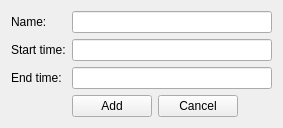
Wolframe/qtClient, file qt/apps/tutorial/forms/activity_add.ui: the form before one commit.
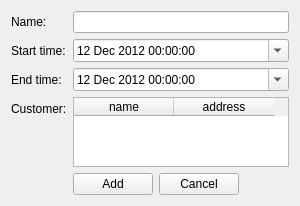
The form after the commit.

The edit to the form file:
```diff
--- a/qt/apps/tutorial/forms/activity_add.ui
+++ b/qt/apps/tutorial/forms/activity_add.ui
@@ -6,8 +6,8 @@
    <rect>
     <x>0</x>
     <y>0</y>
-    <width>283</width>
-    <height>125</height>
+    <width>300</width>
+    <height>189</height>
    </rect>
   </property>
   <property name="windowTitle">
@@ -44,10 +44,7 @@
      </property>
     </widget>
    </item>
-   <item row="1" column="1">
-    <widget class="QLineEdit" name="starttime"/>
-   </item>
-   <item row="3" column="1">
+   <item row="4" column="1">
     <layout class="QHBoxLayout" name="horizontalLayout">
      <item>
       <widget class="QPushButton" name="pushButton">
@@ -93,9 +90,6 @@
      </item>
     </layout>
    </item>
-   <item row="2" column="1">
-    <widget class="QLineEdit" name="endtime"/>
-   </item>
    <item row="2" column="0">
     <widget class="QLabel" name="label_endtime">
      <property name="text">
@@ -106,6 +100,73 @@
      </property>
     </widget>
    </item>
+   <item row="1" column="1">
+    <widget class="QDateTimeEdit" name="starttime">
+     <property name="dateTime">
+      <datetime>
+       <hour>0</hour>
+       <minute>0</minute>
+       <second>0</second>
+       <year>2012</year>
+       <month>12</month>
+       <day>12</day>
+      </datetime>
+     </property>
+     <property name="calendarPopup">
+      <bool>true</bool>
+     </property>
+    </widget>
+   </item>
+   <item row="2" column="1">
+    <widget class="QDateTimeEdit" name="endtime">
+     <property name="dateTime">
+      <datetime>
+       <hour>0</hour>
+       <minute>0</minute>
+       <second>0</second>
+       <year>2012</year>
+       <month>12</month>
+       <day>12</day>
+      </datetime>
+     </property>
+     <property name="calendarPopup">
+      <bool>true</bool>
+     </property>
+    </widget>
+   </item>
+   <item row="3" column="1">
+    <widget class="QTableWidget" name="customer">
+     <property name="selectionMode">
+      <enum>QAbstractItemView::SingleSelection</enum>
+     </property>
+     <property name="selectionBehavior">
+      <enum>QAbstractItemView::SelectRows</enum>
+     </property>
+     <property name="doctype" stdset="0">
+      <string>CustomerList</string>
+     </property>
+     <property name="rootelement" stdset="0">
+      <string>customer</string>
+     </property>
+     <column>
+      <property name="text">
+       <string>name</string>
+      </property>
+     </column>
+     <column>
+      <property name="text">
+       <string>address</string>
+      </property>
+     </column>
+    </widget>
+   </item>
+   <item row="3" column="0">
+    <widget class="QLabel" name="label">
+     <property name="text">
+      <string>Customer:</string>
+     </property>
+    </widget>
+   </item>
   </layout>
  </widget>
  <tabstops>
```
Left out of the diff: 1 changed line with no effect on the pictures.
